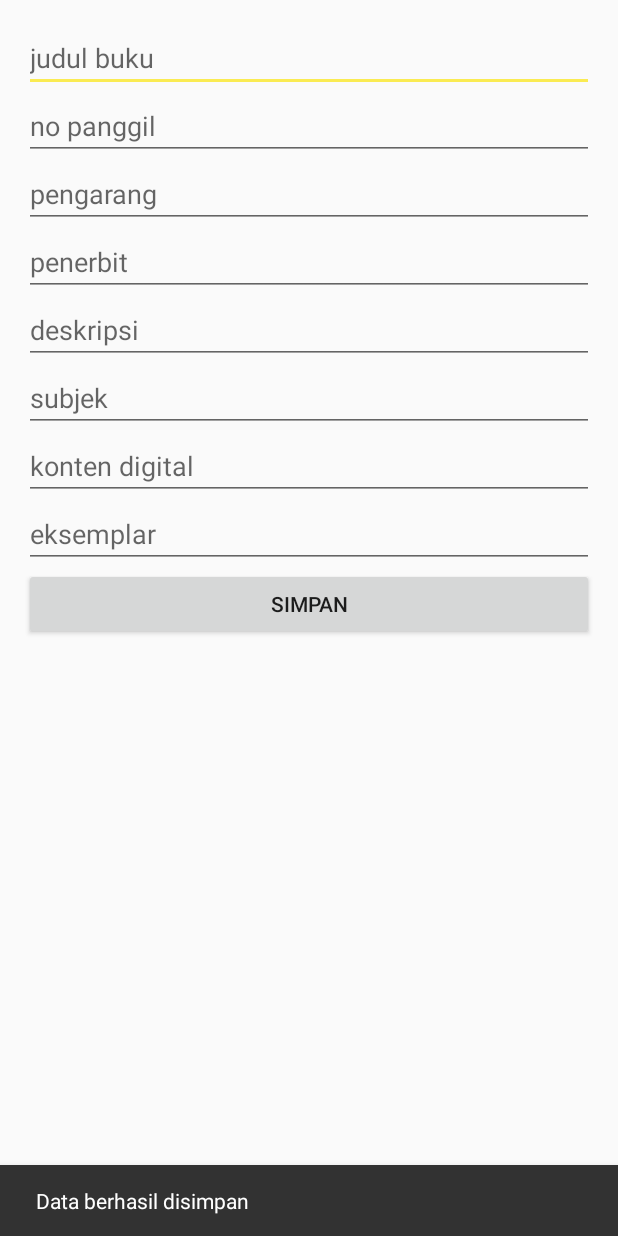
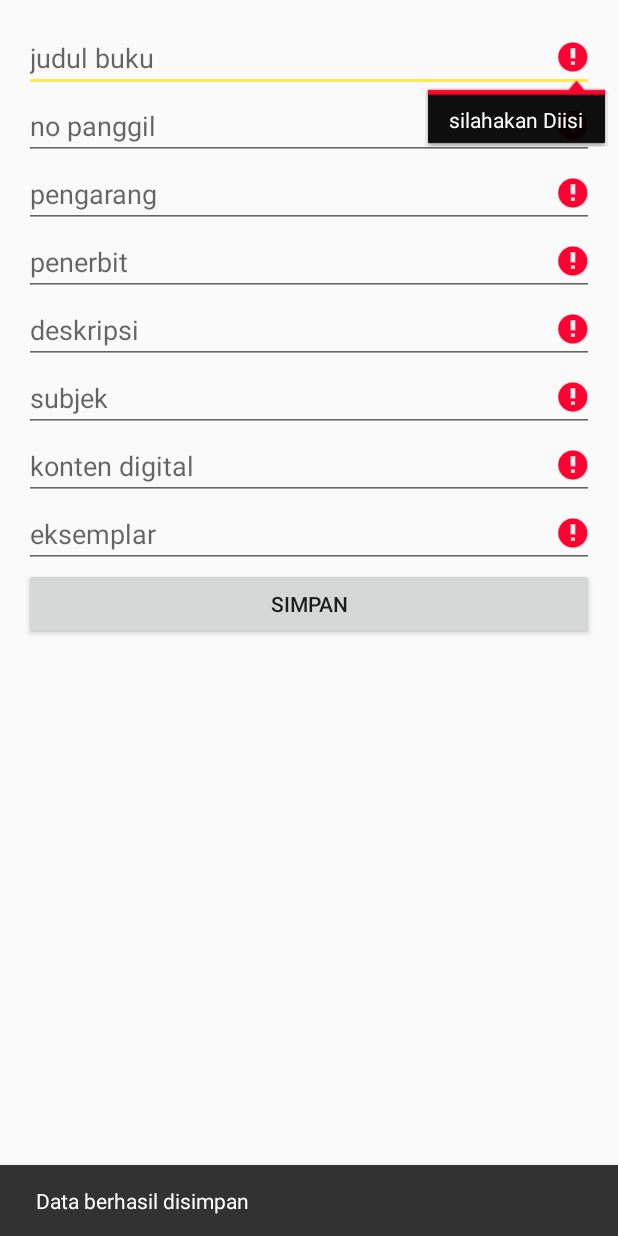
Before and after one commit to fallincrimson/PL, an Android app: the screen it shows after launch (FormIsiBukuActivity), after a tap on "SIMPAN", on a phone screen of 412 x 824 dp. Run offline under Robolectric (Android 15) with nearby library versions, the phone set to English and light mode, and no system bars; our stand-ins replace Firebase (no records; nobody signed in at launch, a user with empty details on screens opened directly).

Commit message:
update 1

```diff
--- a/app/src/main/java/com/example/slide/myapplication/FormIsiBukuActivity.java
+++ b/app/src/main/java/com/example/slide/myapplication/FormIsiBukuActivity.java
@@ -9,69 +9,120 @@ import android.widget.Button;
 import android.widget.EditText;
 
 import com.example.slide.myapplication.model.DataBuku;
+import com.example.slide.myapplication.model.DataTemp;
 import com.google.firebase.database.DatabaseReference;
 import com.google.firebase.database.FirebaseDatabase;
+
+import static com.example.slide.myapplication.model.DataTemp.deskripsi;
+import static com.example.slide.myapplication.model.DataTemp.eksemplar;
+import static com.example.slide.myapplication.model.DataTemp.kontenDigital;
+import static com.example.slide.myapplication.model.DataTemp.namaBuku;
+import static com.example.slide.myapplication.model.DataTemp.noPanggil;
+import static com.example.slide.myapplication.model.DataTemp.pathBuku;
+import static com.example.slide.myapplication.model.DataTemp.penerbit;
+import static com.example.slide.myapplication.model.DataTemp.pengarang;
+import static com.example.slide.myapplication.model.DataTemp.subjek;
 
 public class FormIsiBukuActivity extends AppCompatActivity implements View.OnClickListener {
     private DatabaseReference database;
 
-    EditText judulBuku, noPanggil,pengarang,penerbit,deskripsi,subjek,kontenDigital,eksemplar;
+    EditText inJudulBuku, inNoPanggil, inPengarang, inPenerbit, inDeskripsi, inSubjek, inKontenDigital, inEksemplar;
     Button btnSimpan;
-    String judBuku;
+
     @Override
     protected void onCreate(Bundle savedInstanceState) {
         super.onCreate(savedInstanceState);
         setContentView(R.layout.activity_form_isi_buku);
-        judulBuku = findViewById(R.id.judul_buku);
-        noPanggil = findViewById(R.id.no_panggil);
-        pengarang=findViewById(R.id.pengarang_buku);
-        penerbit=findViewById(R.id.penerbit_buku);
-        deskripsi=findViewById(R.id.deskripsi_buku);
-        subjek = findViewById(R.id.subjek_buku);
-        kontenDigital = findViewById(R.id.konten_digital_buku);
-        eksemplar = findViewById(R.id.eksemplar_buku);
+
+        inJudulBuku = findViewById(R.id.judul_buku);
+        inNoPanggil = findViewById(R.id.no_panggil);
+        inPengarang = findViewById(R.id.pengarang_buku);
+        inPenerbit = findViewById(R.id.penerbit_buku);
+        inDeskripsi = findViewById(R.id.deskripsi_buku);
+        inSubjek = findViewById(R.id.subjek_buku);
+        inKontenDigital = findViewById(R.id.konten_digital_buku);
+        inEksemplar = findViewById(R.id.eksemplar_buku);
         btnSimpan = findViewById(R.id.simpan);
-        judBuku = judulBuku.getText().toString();
+
         database = FirebaseDatabase.getInstance().getReference();
         btnSimpan.setOnClickListener(this);
     }
 
     @Override
     public void onClick(View view) {
-        if (!isEmpty(judulBuku.getText().toString())){
+        namaBuku = inJudulBuku.getText().toString();
+        noPanggil = inNoPanggil.getText().toString();
+        pengarang = inPengarang.getText().toString();
+        penerbit = inPenerbit.getText().toString();
+        deskripsi = inDeskripsi.getText().toString();
+        subjek = inSubjek.getText().toString();
+        kontenDigital = inKontenDigital.getText().toString();
+        eksemplar = inEksemplar.getText().toString();
+
+        boolean isEmptyFields = false;
+
+        if (TextUtils.isEmpty(namaBuku)) {
+            isEmptyFields = true;
+            inJudulBuku.setError("silahakan Diisi");
+        }
+        if (TextUtils.isEmpty(noPanggil)) {
+            isEmptyFields = true;
+            inNoPanggil.setError("silahakan Diisi");
+        }
+        if (TextUtils.isEmpty(pengarang)) {
+            isEmptyFields = true;
+            inPengarang.setError("silahakan Diisi");
+        }
+        if (TextUtils.isEmpty(penerbit)) {
+            isEmptyFields = true;
+            inPenerbit.setError("silahakan Diisi");
+        }
+        if (TextUtils.isEmpty(deskripsi)) {
+            isEmptyFields = true;
+            inDeskripsi.setError("silahakan Diisi");
+        }
+        if (TextUtils.isEmpty(subjek)) {
+            isEmptyFields = true;
+            inSubjek.setError("silahakan Diisi");
+        }
+        if (TextUtils.isEmpty(kontenDigital)) {
+            isEmptyFields = true;
+            inKontenDigital.setError("silahakan Diisi");
+        }
+        if (TextUtils.isEmpty(eksemplar)) {
+            isEmptyFields = true;
+            inEksemplar.setError("silahakan Diisi");
+        }
+
+        if (!isEmptyFields) {
             submitMenu(new DataBuku(
-                    judulBuku.getText().toString(),
-                    noPanggil.getText().toString(),
-                    pengarang.getText().toString(),
-                    penerbit.getText().toString(),
-                    deskripsi.getText().toString(),
-                    subjek.getText().toString(),
-                    kontenDigital.getText().toString(),
-                    eksemplar.getText().toString()
+                    namaBuku,
+                    noPanggil,
+                    pengarang,
+                    penerbit,
+                    deskripsi,
+                    subjek,
+                    kontenDigital,
+                    eksemplar
             ));
         } else {
             Snackbar.make(findViewById(R.id.simpan), "Data berhasil disimpan", Snackbar.LENGTH_SHORT).show();
         }
-
     }
 
-    private boolean isEmpty(String s){
-        return TextUtils.isEmpty(s);
-    }
-
-    private void submitMenu(DataBuku dataBuku){
-        database.child("menu")
-                .push()
+    private void submitMenu(DataBuku dataBuku) {
+        database.child(pathBuku)
+                .child(noPanggil)
                 .setValue(dataBuku)
-                .addOnSuccessListener(this, data ->{
-                    judulBuku.setText("");
-                    noPanggil.setText("");
-                    pengarang.setText("");
-                    penerbit.setText("");
-                    deskripsi.setText("");
-                    subjek.setText("");
-                    kontenDigital.setText("");
-                    eksemplar.setText("");
+                .addOnSuccessListener(this, data -> {
+                    inJudulBuku.setText("");
+                    inNoPanggil.setText("");
+                    inPengarang.setText("");
+                    inPenerbit.setText("");
+                    inDeskripsi.setText("");
+                    inSubjek.setText("");
+                    inKontenDigital.setText("");
+                    inEksemplar.setText("");
                     Snackbar.make(findViewById(R.id.simpan), "Data berhasil disimpan", Snackbar.LENGTH_SHORT).show();
                 });
     }
--- /dev/null
+++ b/app/src/main/java/com/example/slide/myapplication/model/DataTemp.java
@@ -0,0 +1,13 @@
+package com.example.slide.myapplication.model;
+
+public class DataTemp {
+    public static String pathBuku = "dataBuku";
+    public static String namaBuku = "";
+    public static String noPanggil = "";
+    public static String pengarang = "";
+    public static String penerbit = "";
+    public static String deskripsi = "";
+    public static String subjek = "";
+    public static String kontenDigital = "";
+    public static String eksemplar = "";
+}
```
Also changed, not shown: app/src/main/java/com/example/slide/myapplication/model/DataAdmin.java (added, +35 -0 lines), app/src/main/res/layout/activity_detail.xml (+11 -0 lines).
